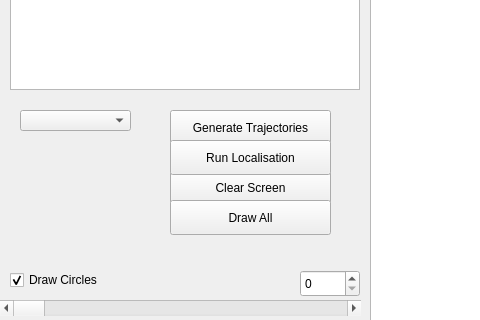
The window that mainwindow.ui (benEnsta/faultManchester) describes before a commit, drawn with Qt 5; both pictures show x 0 to 480 and y 327 to 647 of the 1097 by 787 pixel window.
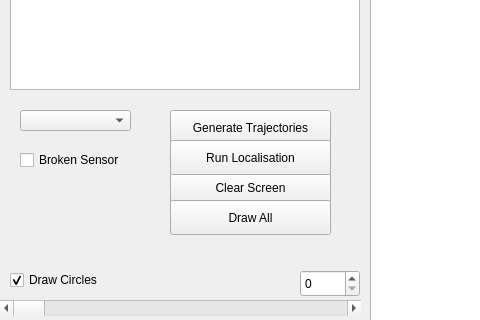
The same window after the commit.

```diff
--- a/mainwindow.ui
+++ b/mainwindow.ui
@@ -239,6 +239,19 @@
      <bool>true</bool>
     </property>
    </widget>
+   <widget class="QCheckBox" name="BrokenSensor">
+    <property name="geometry">
+     <rect>
+      <x>20</x>
+      <y>460</y>
+      <width>121</width>
+      <height>20</height>
+     </rect>
+    </property>
+    <property name="text">
+     <string>Broken Sensor</string>
+    </property>
+   </widget>
   </widget>
   <widget class="QMenuBar" name="menuBar">
    <property name="geometry">
```
